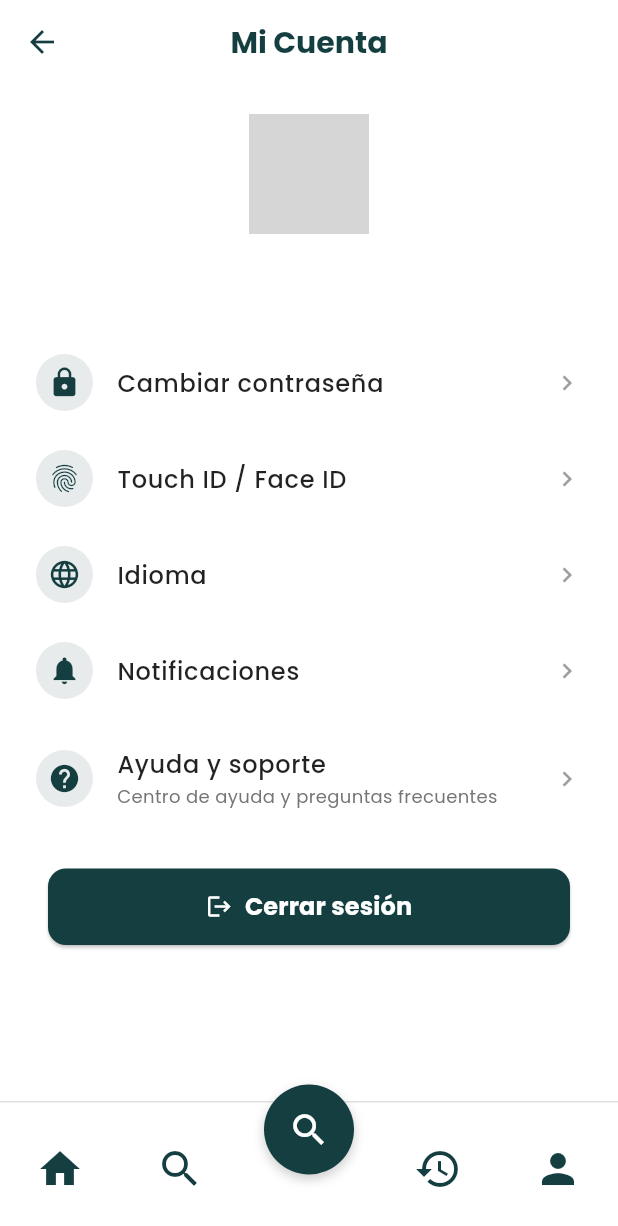
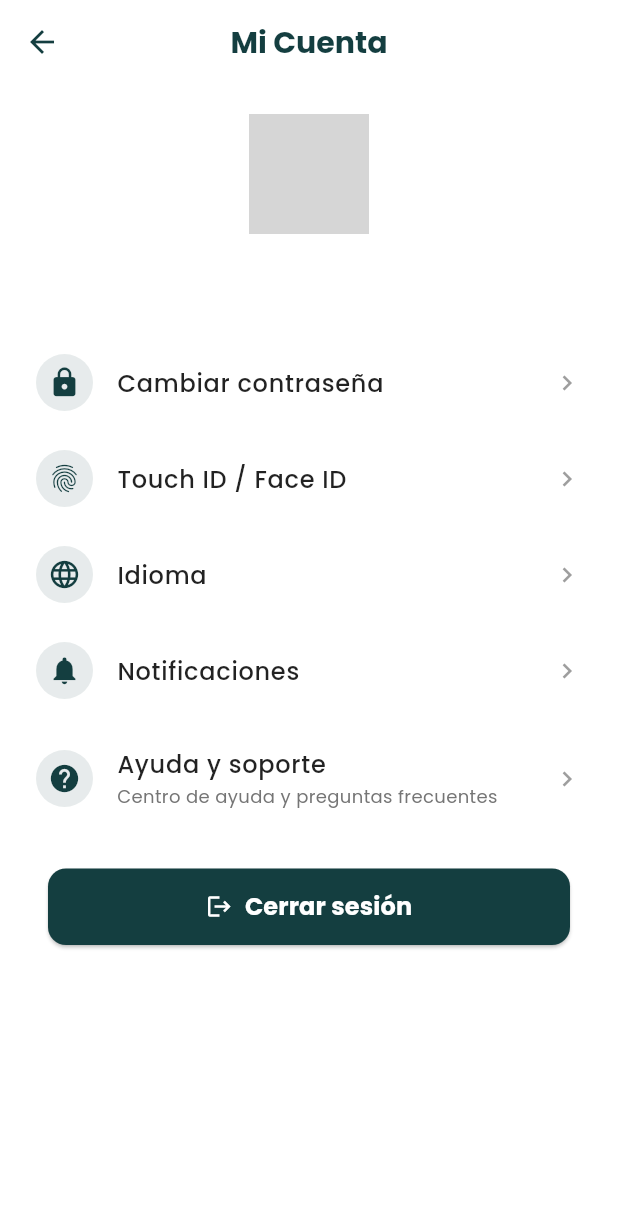
Before and after one commit to GroomlyEs/GroomlyAPP, a Flutter app: the AccountSettingsScreen screen opened by its route, on a phone screen of 412 x 824 dp. Shown: the top 1226 px of the screen. Run offline on Flutter 3.47's test engine with Material 3 defaults, Android fonts, the phone set to English and light mode, and no system bars; our stand-ins replace google_fonts, shared_preferences, supabase_flutter; accounts and stored records are empty; network calls fail; grey boxes are pictures that could not be loaded.

Commit message:
Tercer Commit

```diff
--- a/lib/account.dart
+++ b/lib/account.dart
@@ -1,21 +1,47 @@
 import 'package:flutter/material.dart';
 import 'package:google_fonts/google_fonts.dart';
-import 'package:firebase_auth/firebase_auth.dart';
+import 'package:provider/provider.dart';
+import 'package:supabase_flutter/supabase_flutter.dart';
 import 'package:shared_preferences/shared_preferences.dart';
+import 'auth_service.dart';
 
-class AccountSettingsScreen extends StatelessWidget {
+class AccountSettingsScreen extends StatefulWidget {
   const AccountSettingsScreen({Key? key}) : super(key: key);
+
+  @override
+  _AccountSettingsScreenState createState() => _AccountSettingsScreenState();
+}
+
+class _AccountSettingsScreenState extends State<AccountSettingsScreen> {
+  User? _currentUser;
+  bool _isLoading = true;
+
+  @override
+  void initState() {
+    super.initState();
+    _loadUserData();
+  }
+
+  Future<void> _loadUserData() async {
+    final authService = Provider.of<AuthService>(context, listen: false);
+    final user = await authService.getCurrentUser();
+
+    if (mounted) {
+      setState(() {
+        _currentUser = user;
+        _isLoading = false;
+      });
+    }
+  }
 
   Future<void> _logout(BuildContext context) async {
     try {
-      // Cerrar sesión en Firebase
-      await FirebaseAuth.instance.signOut();
+      final authService = Provider.of<AuthService>(context, listen: false);
+      await authService.signOut();
 
-      // Eliminar preferencia "rememberMe"
       final prefs = await SharedPreferences.getInstance();
       await prefs.remove('rememberMe');
 
-      // Navegar a la pantalla de login
       Navigator.pushNamedAndRemoveUntil(
         context,
         '/login',
@@ -30,10 +56,15 @@ class AccountSettingsScreen extends StatelessWidget {
 
   @override
   Widget build(BuildContext context) {
-    final user = FirebaseAuth.instance.currentUser;
-    final userName = user?.displayName ?? 'Usuario';
-    final userEmail = user?.email ?? '';
-    final userPhoto = user?.photoURL;
+    if (_isLoading) {
+      return const Scaffold(
+        body: Center(child: CircularProgressIndicator()),
+      );
+    }
+
+    final userName = _currentUser?.email?.split('@').first ?? 'Usuario';
+    final userEmail = _currentUser?.email ?? '';
+    final userPhoto = _currentUser?.userMetadata?['avatar_url'] as String?;
 
     return Scaffold(
       backgroundColor: Colors.white,
@@ -57,7 +88,6 @@ class AccountSettingsScreen extends StatelessWidget {
       body: SafeArea(
         child: Column(
           children: [
-            // Encabezado de usuario mejorado
             Padding(
               padding: const EdgeInsets.all(20.0),
               child: Column(
@@ -67,7 +97,7 @@ class AccountSettingsScreen extends StatelessWidget {
                     backgroundColor: const Color(0xFF143E40).withOpacity(0.1),
                     backgroundImage: userPhoto != null
                         ? NetworkImage(userPhoto)
-                        : const AssetImage('assets/images/user_profile.png') as ImageProvider,
+                        : null,
                     child: userPhoto == null
                         ? Icon(Icons.person, size: 40, color: const Color(0xFF143E40))
                         : null,
@@ -95,7 +125,6 @@ class AccountSettingsScreen extends StatelessWidget {
               ),
             ),
 
-            // Lista de opciones con logout
             Expanded(
               child: ListView(
                 padding: const EdgeInsets.symmetric(horizontal: 16),
@@ -153,74 +182,12 @@ class AccountSettingsScreen extends StatelessWidget {
                 ],
               ),
             ),
-
-            // Footer consistente
-            Container(
-              padding: const EdgeInsets.only(top: 20, bottom: 30),
-              height: 90,
-              decoration: BoxDecoration(
-                color: Colors.white,
-                border: Border(top: BorderSide(color: Colors.grey[300]!)),
-              ),
-              child: Stack(
-                clipBehavior: Clip.none,
-                alignment: Alignment.center,
-                children: [
-                  Row(
-                    mainAxisAlignment: MainAxisAlignment.spaceAround,
-                    children: [
-                      IconButton(
-                        icon: Icon(Icons.home, color: const Color(0xFF143E40), size: 32),
-                        onPressed: () => Navigator.pushNamed(context, '/home'),
-                      ),
-                      IconButton(
-                        icon: Icon(Icons.search, color: const Color(0xFF143E40), size: 32),
-                        onPressed: () {},
-                      ),
-                      const SizedBox(width: 60),
-                      IconButton(
-                        icon: Icon(Icons.history, color: const Color(0xFF143E40), size: 32),
-                        onPressed: () {},
-                      ),
-                      IconButton(
-                        icon: Icon(Icons.person, color: const Color(0xFF143E40), size: 32),
-                        onPressed: () {},
-                      ),
-                    ],
-                  ),
-                  Positioned(
-                    top: -32,
-                    child: Container(
-                      width: 60,
-                      height: 60,
-                      decoration: BoxDecoration(
-                        color: const Color(0xFF143E40),
-                        shape: BoxShape.circle,
-                        boxShadow: [
-                          BoxShadow(
-                            color: Colors.black.withOpacity(0.2),
-                            blurRadius: 6.0,
-                            offset: const Offset(0, 3.0),
-                          ),
-                        ],
-                      ),
-                      child: const Icon(
-                        Icons.search,
-                        color: Colors.white,
-                        size: 28,
-                      ),
-                    ),
-                  ),
-                ],
-              ),
-            ),
           ],
         ),
       ),
     );
   }
 
-  // Widget reutilizable para ítems de configuración
   Widget _buildSettingItem({
     required IconData icon,
     required String title,
```
Also changed, not shown: lib/auth_service.dart (added, +115 -0 lines), lib/login.dart (+67 -117 lines), lib/main.dart (+60 -31 lines), lib/signin.dart (+87 -51 lines), lib/supabase_config.dart (added, +10 -0 lines), pubspec.yaml (+3 -5 lines), lib/firebase_options.dart (deleted), pubspec.lock, 5 other files.
